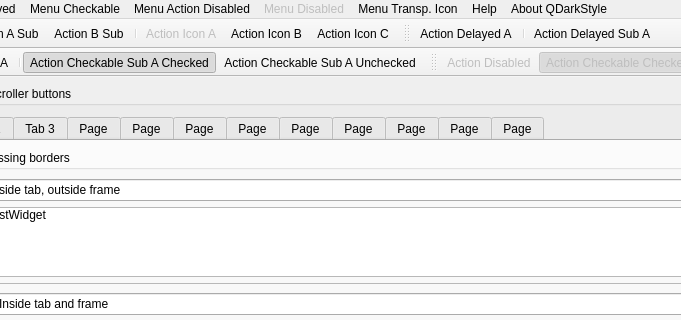
This is qdarkstyle/example/ui/mw_menus.ui in ColinDuquesnoy/QDarkStyleSheet as Qt 5 draws it before an edit; both pictures show x 116 to 797 and y 0 to 320 of the 1226 by 733 pixel window. The edited form follows.
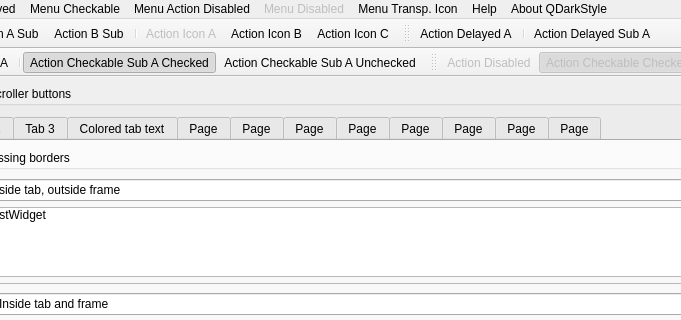
This is the edited form. Icons and pictures are not drawn.

Commit message: Add colored title bar text in tab example, related to #212

Diff of the .ui file:
```diff
--- a/qdarkstyle/example/ui/mw_menus.ui
+++ b/qdarkstyle/example/ui/mw_menus.ui
@@ -134,7 +134,7 @@
          </widget>
          <widget class="QWidget" name="tab_4">
           <attribute name="title">
-           <string>Page</string>
+           <string>Colored tab text</string>
           </attribute>
          </widget>
          <widget class="QWidget" name="tab_5">
```
The commit also changes 1 other file.
